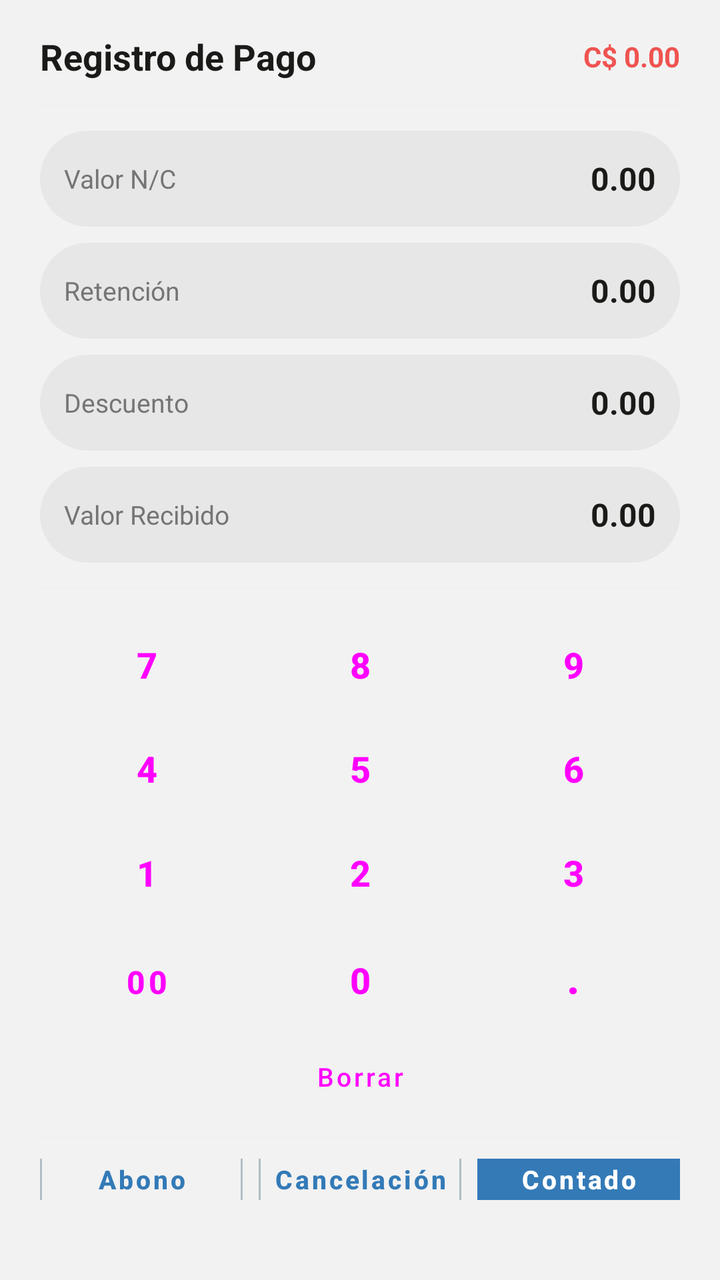
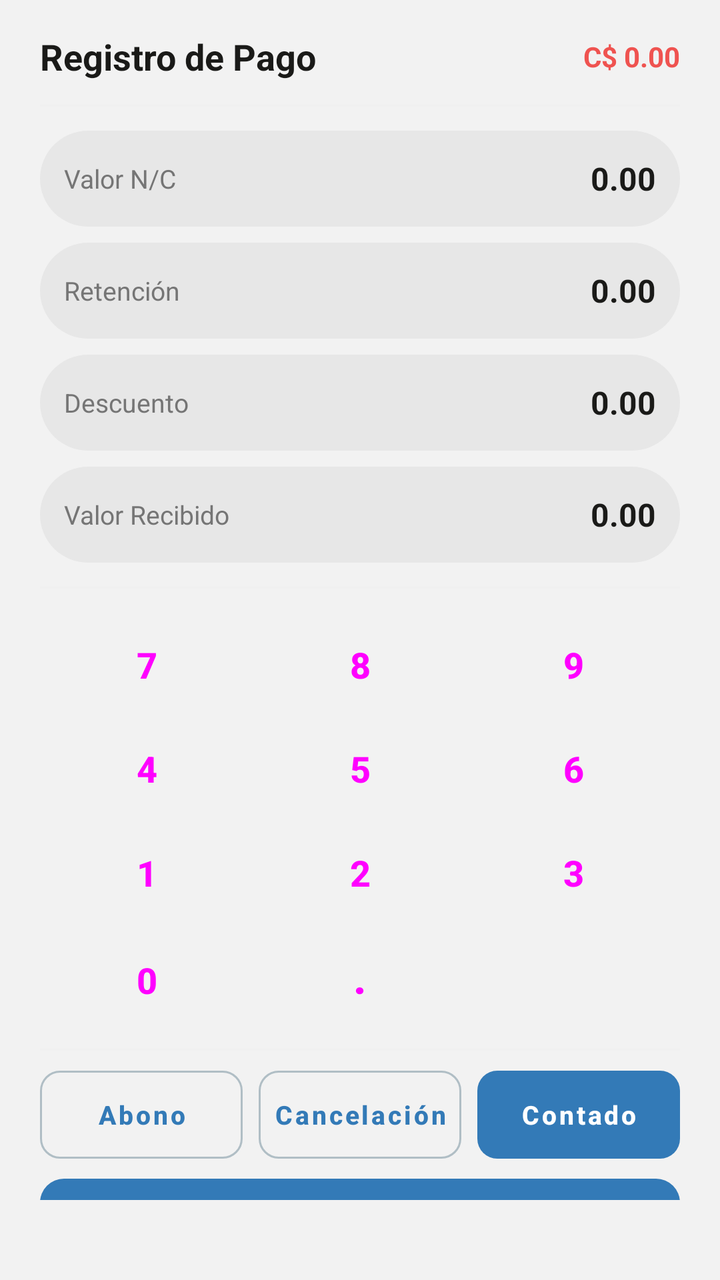

Before-and-after screenshots of an Android layout around one commit, followed by the original layout XML and the change that was made.
<!-- AndroidManifest.xml: application theme Theme.GMV -->
<!-- res/layout/dialog_pago_factura.xml -->
<?xml version="1.0" encoding="utf-8"?>
<LinearLayout xmlns:android="http://schemas.android.com/apk/res/android"
    xmlns:app="http://schemas.android.com/apk/res-auto"
    android:layout_width="match_parent"
    android:layout_height="wrap_content"
    android:orientation="vertical"
    android:paddingHorizontal="20dp"
    android:paddingTop="16dp"
    android:paddingBottom="40dp">

    <LinearLayout
        android:layout_width="match_parent"
        android:layout_height="wrap_content"
        android:gravity="center_vertical"
        android:orientation="horizontal">

        <TextView
            android:layout_width="0dp"
            android:layout_height="wrap_content"
            android:layout_weight="1"
            android:text="Registro de Pago"
            android:textColor="#1A1A18"
            android:textSize="18sp"
            android:textStyle="bold" />

        <TextView
            android:id="@+id/tv_saldo_dialog"
            android:layout_width="wrap_content"
            android:layout_height="wrap_content"
            android:text="C$ 0.00"
            android:textColor="@color/red"
            android:textSize="14sp"
            android:textStyle="bold" />

    </LinearLayout>

    <View
        android:layout_width="match_parent"
        android:layout_height="1dp"
        android:layout_marginVertical="12dp"
        android:background="#F0F0F0" />

    
    <LinearLayout
        android:layout_width="match_parent"
        android:layout_height="wrap_content"
        android:orientation="vertical">

        <LinearLayout
            android:id="@+id/lyt_field_nc"
            android:layout_width="match_parent"
            android:layout_height="48dp"
            android:gravity="center_vertical"
            android:orientation="horizontal"
            android:paddingHorizontal="12dp"
            android:clickable="true"
            android:focusable="true"
            android:background="@drawable/bg_input">

            <TextView
                android:layout_width="80dp"
                android:layout_height="wrap_content"
                android:text="Valor N/C"
                android:textColor="@color/grey_60"
                android:textSize="13sp" />

            <TextView
                android:id="@+id/tv_field_nc"
                android:layout_width="0dp"
                android:layout_height="wrap_content"
                android:layout_weight="1"
                android:gravity="end"
                android:text="0.00"
                android:textColor="#1A1A18"
                android:textSize="16sp"
                android:textStyle="bold" />

        </LinearLayout>

        <LinearLayout
            android:id="@+id/lyt_field_retencion"
            android:layout_width="match_parent"
            android:layout_height="48dp"
            android:layout_marginTop="8dp"
            android:gravity="center_vertical"
            android:orientation="horizontal"
            android:paddingHorizontal="12dp"
            android:clickable="true"
            android:focusable="true"
            android:background="@drawable/bg_input">

            <TextView
                android:layout_width="80dp"
                android:layout_height="wrap_content"
                android:text="Retención"
                android:textColor="@color/grey_60"
                android:textSize="13sp" />

            <TextView
                android:id="@+id/tv_field_retencion"
                android:layout_width="0dp"
                android:layout_height="wrap_content"
                android:layout_weight="1"
                android:gravity="end"
                android:text="0.00"
                android:textColor="#1A1A18"
                android:textSize="16sp"
                android:textStyle="bold" />

        </LinearLayout>

        <LinearLayout
            android:id="@+id/lyt_field_descuento"
            android:layout_width="match_parent"
            android:layout_height="48dp"
            android:layout_marginTop="8dp"
            android:gravity="center_vertical"
            android:orientation="horizontal"
            android:paddingHorizontal="12dp"
            android:clickable="true"
            android:focusable="true"
            android:background="@drawable/bg_input">

            <TextView
                android:layout_width="80dp"
                android:layout_height="wrap_content"
                android:text="Descuento"
                android:textColor="@color/grey_60"
                android:textSize="13sp" />

            <TextView
                android:id="@+id/tv_field_descuento"
                android:layout_width="0dp"
                android:layout_height="wrap_content"
                android:layout_weight="1"
                android:gravity="end"
                android:text="0.00"
                android:textColor="#1A1A18"
                android:textSize="16sp"
                android:textStyle="bold" />

        </LinearLayout>

        <LinearLayout
            android:id="@+id/lyt_field_recibido"
            android:layout_width="match_parent"
            android:layout_height="48dp"
            android:layout_marginTop="8dp"
            android:gravity="center_vertical"
            android:orientation="horizontal"
            android:paddingHorizontal="12dp"
            android:clickable="true"
            android:focusable="true"
            android:background="@drawable/bg_input">

            <TextView
                android:layout_width="85dp"
                android:layout_height="wrap_content"
                android:text="Valor Recibido"
                android:textColor="@color/grey_60"
                android:textSize="13sp" />

            <TextView
                android:id="@+id/tv_field_recibido"
                android:layout_width="0dp"
                android:layout_height="wrap_content"
                android:layout_weight="1"
                android:gravity="end"
                android:text="0.00"
                android:textColor="#1A1A18"
                android:textSize="16sp"
                android:textStyle="bold" />

        </LinearLayout>

    </LinearLayout>

    <View
        android:layout_width="match_parent"
        android:layout_height="1dp"
        android:layout_marginVertical="12dp"
        android:background="#F0F0F0" />

    
    <LinearLayout
        android:layout_width="match_parent"
        android:layout_height="wrap_content"
        android:orientation="horizontal"
        android:weightSum="3">

        <Button
            android:id="@+id/btn_7"
            style="@style/Widget.Material3.Button.TonalButton"
            android:layout_width="0dp"
            android:layout_height="48dp"
            android:layout_weight="1"
            android:layout_margin="2dp"
            android:insetLeft="0dp"
            android:insetTop="0dp"
            android:insetRight="0dp"
            android:insetBottom="0dp"
            android:text="7"
            android:textSize="18sp"
            android:textStyle="bold" />

        <Button
            android:id="@+id/btn_8"
            style="@style/Widget.Material3.Button.TonalButton"
            android:layout_width="0dp"
            android:layout_height="48dp"
            android:layout_weight="1"
            android:layout_margin="2dp"
            android:insetLeft="0dp"
            android:insetTop="0dp"
            android:insetRight="0dp"
            android:insetBottom="0dp"
            android:text="8"
            android:textSize="18sp"
            android:textStyle="bold" />

        <Button
            android:id="@+id/btn_9"
            style="@style/Widget.Material3.Button.TonalButton"
            android:layout_width="0dp"
            android:layout_height="48dp"
            android:layout_weight="1"
            android:layout_margin="2dp"
            android:insetLeft="0dp"
            android:insetTop="0dp"
            android:insetRight="0dp"
            android:insetBottom="0dp"
            android:text="9"
            android:textSize="18sp"
            android:textStyle="bold" />

    </LinearLayout>

    <LinearLayout
        android:layout_width="match_parent"
        android:layout_height="wrap_content"
        android:orientation="horizontal"
        android:weightSum="3">

        <Button
            android:id="@+id/btn_4"
            style="@style/Widget.Material3.Button.TonalButton"
            android:layout_width="0dp"
            android:layout_height="48dp"
            android:layout_weight="1"
            android:layout_margin="2dp"
            android:insetLeft="0dp"
            android:insetTop="0dp"
            android:insetRight="0dp"
            android:insetBottom="0dp"
            android:text="4"
            android:textSize="18sp"
            android:textStyle="bold" />

        <Button
            android:id="@+id/btn_5"
            style="@style/Widget.Material3.Button.TonalButton"
            android:layout_width="0dp"
            android:layout_height="48dp"
            android:layout_weight="1"
            android:layout_margin="2dp"
            android:insetLeft="0dp"
            android:insetTop="0dp"
            android:insetRight="0dp"
            android:insetBottom="0dp"
            android:text="5"
            android:textSize="18sp"
            android:textStyle="bold" />

        <Button
            android:id="@+id/btn_6"
            style="@style/Widget.Material3.Button.TonalButton"
            android:layout_width="0dp"
            android:layout_height="48dp"
            android:layout_weight="1"
            android:layout_margin="2dp"
            android:insetLeft="0dp"
            android:insetTop="0dp"
            android:insetRight="0dp"
            android:insetBottom="0dp"
            android:text="6"
            android:textSize="18sp"
            android:textStyle="bold" />

    </LinearLayout>

    <LinearLayout
        android:layout_width="match_parent"
        android:layout_height="wrap_content"
        android:orientation="horizontal"
        android:weightSum="3">

        <Button
            android:id="@+id/btn_1"
            style="@style/Widget.Material3.Button.TonalButton"
            android:layout_width="0dp"
            android:layout_height="48dp"
            android:layout_weight="1"
            android:layout_margin="2dp"
            android:insetLeft="0dp"
            android:insetTop="0dp"
            android:insetRight="0dp"
            android:insetBottom="0dp"
            android:text="1"
            android:textSize="18sp"
            android:textStyle="bold" />

        <Button
            android:id="@+id/btn_2"
            style="@style/Widget.Material3.Button.TonalButton"
            android:layout_width="0dp"
            android:layout_height="48dp"
            android:layout_weight="1"
            android:layout_margin="2dp"
            android:insetLeft="0dp"
            android:insetTop="0dp"
            android:insetRight="0dp"
            android:insetBottom="0dp"
            android:text="2"
            android:textSize="18sp"
            android:textStyle="bold" />

        <Button
            android:id="@+id/btn_3"
            style="@style/Widget.Material3.Button.TonalButton"
            android:layout_width="0dp"
            android:layout_height="48dp"
            android:layout_weight="1"
            android:layout_margin="2dp"
            android:insetLeft="0dp"
            android:insetTop="0dp"
            android:insetRight="0dp"
            android:insetBottom="0dp"
            android:text="3"
            android:textSize="18sp"
            android:textStyle="bold" />

    </LinearLayout>

    <LinearLayout
        android:layout_width="match_parent"
        android:layout_height="wrap_content"
        android:orientation="horizontal"
        android:weightSum="3">

        <Button
            android:id="@+id/btn_00"
            style="@style/Widget.Material3.Button.TonalButton"
            android:layout_width="0dp"
            android:layout_height="48dp"
            android:layout_weight="1"
            android:layout_margin="2dp"
            android:insetLeft="0dp"
            android:insetTop="0dp"
            android:insetRight="0dp"
            android:insetBottom="0dp"
            android:text="00"
            android:textSize="16sp"
            android:textStyle="bold" />

        <Button
            android:id="@+id/btn_0"
            style="@style/Widget.Material3.Button.TonalButton"
            android:layout_width="0dp"
            android:layout_height="48dp"
            android:layout_weight="1"
            android:layout_margin="2dp"
            android:insetLeft="0dp"
            android:insetTop="0dp"
            android:insetRight="0dp"
            android:insetBottom="0dp"
            android:text="0"
            android:textSize="18sp"
            android:textStyle="bold" />

        <Button
            android:id="@+id/btn_dot"
            style="@style/Widget.Material3.Button.TonalButton"
            android:layout_width="0dp"
            android:layout_height="48dp"
            android:layout_weight="1"
            android:layout_margin="2dp"
            android:insetLeft="0dp"
            android:insetTop="0dp"
            android:insetRight="0dp"
            android:insetBottom="0dp"
            android:text="."
            android:textSize="22sp"
            android:textStyle="bold" />

    </LinearLayout>

    <Button
        android:id="@+id/btn_delete"
        style="@style/Widget.Material3.Button.TonalButton"
        android:layout_width="match_parent"
        android:layout_height="40dp"
        android:layout_marginTop="4dp"
        android:insetLeft="0dp"
        android:insetTop="0dp"
        android:insetRight="0dp"
        android:insetBottom="0dp"
        android:padding="8dp"
        app:icon="@drawable/ic_backspace"
        app:iconGravity="textStart"
        app:iconPadding="6dp"
        app:iconSize="18dp"
        app:iconTint="#555450"
        android:text="Borrar"
        android:textSize="13sp" />

    <View
        android:layout_width="match_parent"
        android:layout_height="1dp"
        android:layout_marginVertical="10dp"
        android:background="#F0F0F0" />

    
    <LinearLayout
        android:layout_width="match_parent"
        android:layout_height="wrap_content"
        android:orientation="horizontal"
        android:gravity="center_vertical"
        android:weightSum="3">

        <com.google.android.material.button.MaterialButton
            android:id="@+id/btn_abono"
            style="@style/Widget.Material3.Button.OutlinedButton"
            android:layout_width="0dp"
            android:layout_height="44dp"
            android:layout_weight="1"
            android:layout_marginEnd="4dp"
            android:gravity="center"
            android:minHeight="0dp"
            android:padding="0dp"
            android:insetTop="0dp"
            android:insetBottom="0dp"
            android:text="Abono"
            android:textAllCaps="false"
            android:textSize="13sp"
            android:textStyle="bold"
            app:cornerRadius="10dp" />

        <com.google.android.material.button.MaterialButton
            android:id="@+id/btn_cancelacion"
            style="@style/Widget.Material3.Button.OutlinedButton"
            android:layout_width="0dp"
            android:layout_height="44dp"
            android:layout_weight="1"
            android:layout_marginHorizontal="4dp"
            android:gravity="center"
            android:minHeight="0dp"
            android:padding="0dp"
            android:insetTop="0dp"
            android:insetBottom="0dp"
            android:text="Cancelación"
            android:textAllCaps="false"
            android:textSize="13sp"
            android:textStyle="bold"
            app:cornerRadius="10dp" />

        <com.google.android.material.button.MaterialButton
            android:id="@+id/btn_contado"
            style="@style/Widget.Material3.Button"
            android:layout_width="0dp"
            android:layout_height="44dp"
            android:layout_weight="1"
            android:layout_marginStart="4dp"
            android:gravity="center"
            android:minHeight="0dp"
            android:padding="0dp"
            android:insetTop="0dp"
            android:insetBottom="0dp"
            android:text="Contado"
            android:textAllCaps="false"
            android:textSize="13sp"
            android:textStyle="bold"
            app:cornerRadius="10dp" />

    </LinearLayout>

    <LinearLayout
        android:layout_width="match_parent"
        android:layout_height="wrap_content"
        android:layout_marginTop="10dp"
        android:orientation="horizontal"
        android:weightSum="2">

        <com.google.android.material.button.MaterialButton
            android:id="@+id/btn_cancelar_accion"
            style="@style/Widget.Material3.Button.OutlinedButton"
            android:layout_width="0dp"
            android:layout_height="48dp"
            android:layout_weight="1"
            android:insetLeft="0dp"
            android:insetTop="0dp"
            android:insetRight="5dp"
            android:insetBottom="0dp"
            android:text="@string/btn_cancelar"
            android:textAllCaps="false"
            android:textSize="14sp"
            android:textStyle="bold"
            app:cornerRadius="12dp" />

        <com.google.android.material.button.MaterialButton
            android:id="@+id/btn_confirmar_accion"
            style="@style/Widget.Material3.Button.OutlinedButton"
            android:layout_width="0dp"
            android:layout_height="48dp"
            android:layout_weight="1"
            android:insetLeft="0dp"
            android:insetTop="0dp"
            android:insetRight="0dp"
            android:insetBottom="0dp"
            android:text="@string/btn_agregar"
            android:textAllCaps="false"
            android:textSize="14sp"
            android:textStyle="bold"
            app:cornerRadius="12dp" />

    </LinearLayout>

</LinearLayout>
<!-- resources referenced by this layout -->
<resources>
  <color name="grey_60">#757575</color>
  <color name="red">#EF5350</color>
  <string name="btn_agregar">Agregar</string>
  <string name="btn_cancelar">Cancelar</string>
  <style name="Theme.GMV" parent="Base.Theme.GMV" />
  <color name="input_bg">#E7E7E7</color>
  <color name="primary">#337AB7</color>
  <color name="on_primary">#FFFFFF</color>
  <color name="primary_container">#D6E4F0</color>
  <color name="on_primary_container">#1A3A5C</color>
  <color name="secondary">#3A539B</color>
  <color name="on_secondary">#FFFFFF</color>
  <color name="secondary_container">#D6DCE8</color>
  <color name="on_secondary_container">#1C2A5C</color>
  <color name="tertiary">#7E57C2</color>
  <color name="on_tertiary">#FFFFFF</color>
  <color name="tertiary_container">#EDE7F6</color>
  <color name="on_tertiary_container">#311B92</color>
  <color name="error">#EF5350</color>
  <color name="on_error">#FFFFFF</color>
  <color name="error_container">#FFEBEE</color>
  <color name="on_error_container">#B71C1C</color>
  <color name="background">#F2F2F2</color>
  <color name="on_background">#000000</color>
  <color name="surface">#E7E7E7</color>
  <color name="on_surface">#000000</color>
  <color name="surface_variant">#D4D4D4</color>
  <color name="on_surface_variant">#535353</color>
  <color name="outline">#B0BEC5</color>
  <color name="outline_variant">#CFD8DC</color>
  <style name="TextAppearance.M3.DisplayMedium">
          <item name="android:textSize">45sp</item>
          <item name="android:letterSpacing">0</item>
          <item name="android:lineHeight">52sp</item>
          <item name="android:fontFamily">sans-serif</item>
      </style>
  <style name="TextAppearance.M3.DisplaySmall">
          <item name="android:textSize">36sp</item>
          <item name="android:letterSpacing">0</item>
          <item name="android:lineHeight">44sp</item>
          <item name="android:fontFamily">sans-serif</item>
      </style>
  <style name="TextAppearance.M3.HeadlineLarge">
          <item name="android:textSize">32sp</item>
          <item name="android:letterSpacing">0</item>
          <item name="android:lineHeight">40sp</item>
          <item name="android:fontFamily">sans-serif</item>
      </style>
  <style name="TextAppearance.M3.HeadlineMedium">
          <item name="android:textSize">28sp</item>
          <item name="android:letterSpacing">0</item>
          <item name="android:lineHeight">36sp</item>
          <item name="android:fontFamily">sans-serif</item>
      </style>
  <style name="TextAppearance.M3.HeadlineSmall">
          <item name="android:textSize">24sp</item>
          <item name="android:letterSpacing">0</item>
          <item name="android:lineHeight">32sp</item>
          <item name="android:fontFamily">sans-serif</item>
      </style>
  <style name="TextAppearance.M3.TitleLarge">
          <item name="android:textSize">22sp</item>
          <item name="android:letterSpacing">0</item>
          <item name="android:lineHeight">28sp</item>
          <item name="android:fontFamily">sans-serif</item>
      </style>
  <style name="TextAppearance.M3.BodyLarge">
          <item name="android:textSize">16sp</item>
          <item name="android:letterSpacing">0.5</item>
          <item name="android:lineHeight">24sp</item>
          <item name="android:fontFamily">sans-serif</item>
      </style>
  <style name="TextAppearance.M3.BodyMedium">
          <item name="android:textSize">14sp</item>
          <item name="android:letterSpacing">0.25</item>
          <item name="android:lineHeight">20sp</item>
          <item name="android:fontFamily">sans-serif</item>
      </style>
  <style name="TextAppearance.M3.BodySmall">
          <item name="android:textSize">12sp</item>
          <item name="android:letterSpacing">0.4</item>
          <item name="android:lineHeight">16sp</item>
          <item name="android:fontFamily">sans-serif</item>
      </style>
  <color name="colorUmkPrimaryDark">#003044</color>
  <!-- unchanged entries left out for length: 9 -->
</resources>

<!-- the commit's change to res/layout/dialog_pago_factura.xml (unified diff, before → after) -->
@@ -348,21 +348,6 @@
         android:weightSum="3">
 
         <Button
-            android:id="@+id/btn_00"
-            style="@style/Widget.Material3.Button.TonalButton"
-            android:layout_width="0dp"
-            android:layout_height="48dp"
-            android:layout_weight="1"
-            android:layout_margin="2dp"
-            android:insetLeft="0dp"
-            android:insetTop="0dp"
-            android:insetRight="0dp"
-            android:insetBottom="0dp"
-            android:text="00"
-            android:textSize="16sp"
-            android:textStyle="bold" />
-
-        <Button
             android:id="@+id/btn_0"
             style="@style/Widget.Material3.Button.TonalButton"
             android:layout_width="0dp"
@@ -392,26 +377,25 @@
             android:textSize="22sp"
             android:textStyle="bold" />
 
-    </LinearLayout>
-
-    <Button
-        android:id="@+id/btn_delete"
-        style="@style/Widget.Material3.Button.TonalButton"
-        android:layout_width="match_parent"
-        android:layout_height="40dp"
-        android:layout_marginTop="4dp"
-        android:insetLeft="0dp"
-        android:insetTop="0dp"
-        android:insetRight="0dp"
-        android:insetBottom="0dp"
-        android:padding="8dp"
-        app:icon="@drawable/ic_backspace"
-        app:iconGravity="textStart"
-        app:iconPadding="6dp"
-        app:iconSize="18dp"
-        app:iconTint="#555450"
-        android:text="Borrar"
-        android:textSize="13sp" />
+        <Button
+            android:id="@+id/btn_delete"
+            style="@style/Widget.Material3.Button.TonalButton"
+            android:layout_width="0dp"
+            android:layout_height="48dp"
+            android:layout_weight="1"
+            android:layout_margin="2dp"
+            android:insetLeft="0dp"
+            android:insetTop="0dp"
+            android:insetRight="0dp"
+            android:insetBottom="0dp"
+            android:padding="12dp"
+            app:icon="@drawable/ic_backspace"
+            app:iconGravity="textStart"
+            app:iconPadding="0dp"
+            app:iconSize="20dp"
+            app:iconTint="#555450" />
+
+    </LinearLayout>
 
     <View
         android:layout_width="match_parent"
@@ -488,30 +472,13 @@
         android:layout_height="wrap_content"
         android:layout_marginTop="10dp"
         android:orientation="horizontal"
-        android:weightSum="2">
-
-        <com.google.android.material.button.MaterialButton
-            android:id="@+id/btn_cancelar_accion"
-            style="@style/Widget.Material3.Button.OutlinedButton"
-            android:layout_width="0dp"
-            android:layout_height="48dp"
-            android:layout_weight="1"
-            android:insetLeft="0dp"
-            android:insetTop="0dp"
-            android:insetRight="5dp"
-            android:insetBottom="0dp"
-            android:text="@string/btn_cancelar"
-            android:textAllCaps="false"
-            android:textSize="14sp"
-            android:textStyle="bold"
-            app:cornerRadius="12dp" />
+        android:weightSum="1">
 
         <com.google.android.material.button.MaterialButton
             android:id="@+id/btn_confirmar_accion"
-            style="@style/Widget.Material3.Button.OutlinedButton"
-            android:layout_width="0dp"
-            android:layout_height="48dp"
-            android:layout_weight="1"
+            style="@style/Widget.Material3.Button"
+            android:layout_width="match_parent"
+            android:layout_height="48dp"
             android:insetLeft="0dp"
             android:insetTop="0dp"
             android:insetRight="0dp"
@@ -520,6 +487,8 @@
             android:textAllCaps="false"
             android:textSize="14sp"
             android:textStyle="bold"
+            android:theme="@style/ThemeOverlay.MaterialComponents.Dark"
+            app:backgroundTint="@color/primary"
             app:cornerRadius="12dp" />
 
     </LinearLayout>
<!-- resource entries referenced after the edit -->
@@ -3,7 +3,6 @@
   <color name="grey_60">#757575</color>
   <color name="red">#EF5350</color>
   <string name="btn_agregar">Agregar</string>
-  <string name="btn_cancelar">Cancelar</string>
   <style name="Theme.GMV" parent="Base.Theme.GMV" />
   <color name="input_bg">#E7E7E7</color>
   <color name="primary">#337AB7</color>
